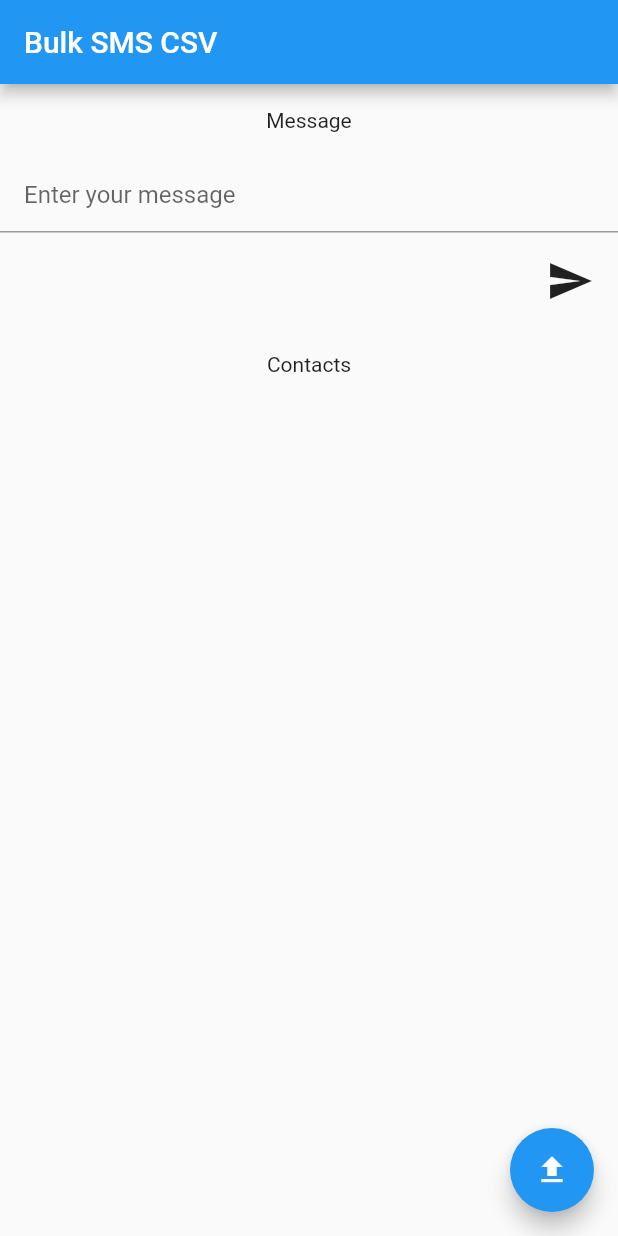
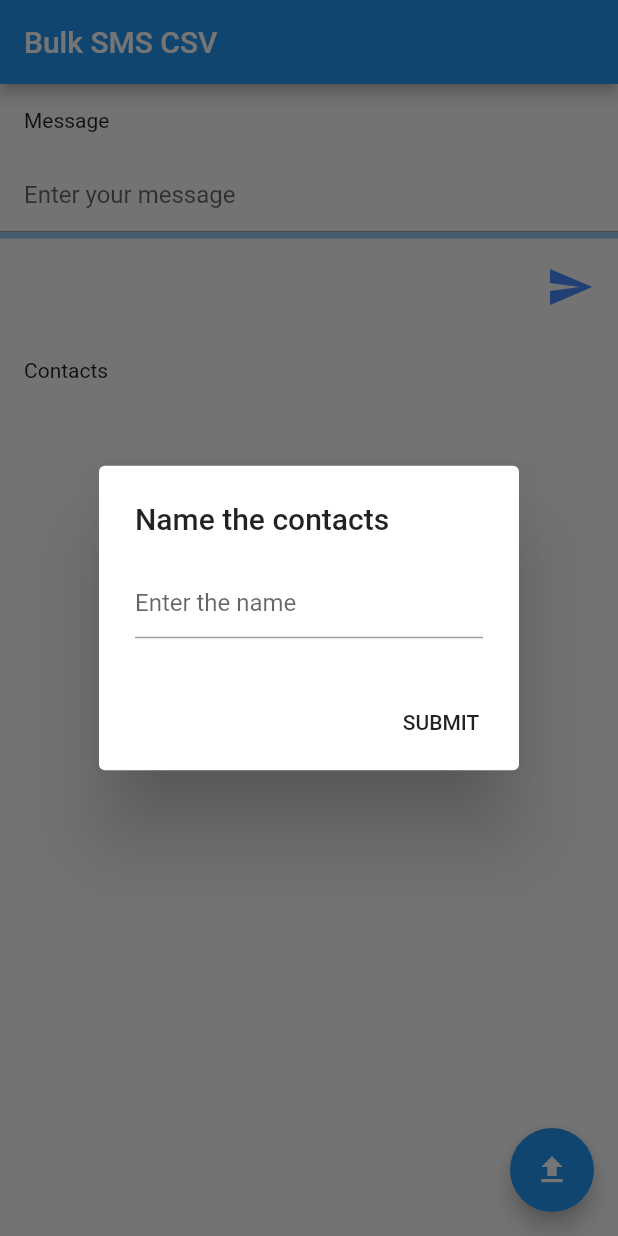
Before and after one commit to terry90/bulksms, a Flutter app: the screen it shows after launch, after a tap on the "file upload" icon, on a phone screen of 412 x 824 dp. Run offline on Flutter 3.47's test engine with Material 2 defaults, Android fonts, the phone set to English and light mode, and no system bars; our stand-ins replace file_picker, permission_handler, random_string.

Commit message:
Add group save, progress bar and UI improvements

```diff
--- a/lib/contacts.dart
+++ b/lib/contacts.dart
@@ -1,154 +1,76 @@
-import 'dart:io';
+import 'package:bulksms/models/contact.dart';
 import 'package:flutter/material.dart';
-import 'package:flutter/services.dart';
 
-class Contact {
-  String phone;
-  List<String> variables;
+class Contacts extends StatelessWidget {
+  const Contacts({Key key, this.contacts, this.updateContacts})
+      : super(key: key);
 
-  Contact(String phone, List<String> variables) {
-    this.phone = phone;
-    this.variables = variables;
-  }
-}
+  final List<ContactGroup> contacts;
+  final Function updateContacts;
 
-class BulkSms extends StatefulWidget {
-  BulkSms({Key key, this.file}) : super(key: key);
-
-  final File file;
-
-  @override
-  _BulkSmsState createState() => _BulkSmsState();
-}
-
-class _BulkSmsState extends State<BulkSms> {
-  List<Contact> _contacts;
-  String _message;
-
-  _BulkSmsState() {
-    this._contacts = List<Contact>();
+  deleteGroup(ContactGroup group, BuildContext context) {
+    group.destroy();
+    var index = this.contacts.indexOf(group);
+    this.contacts.removeAt(index);
+    this.updateContacts(this.contacts);
   }
 
-  readContacts() async {
-    var contacts = List<Contact>();
-
-    if (widget.file != null) {
-      for (var line in await widget.file.readAsLines()) {
-        var splitted = line.split(",");
-        if (splitted.length > 0) {
-          var phone = splitted[0];
-          splitted.removeRange(0, 1);
-          contacts.add(Contact(phone, splitted));
-        }
-      }
-      setState(() {
-        _contacts = contacts;
-      });
-    }
-  }
-
-  void _bulkSend() async {
-    for (var contact in _contacts) {
-      var msg = this._genMsg(this._message, contact.variables);
-      await _sendSms(contact.phone, msg);
-    }
-  }
-
-  String _genMsg(String template, List<String> vars) {
-    vars.asMap().forEach((index, value) =>
-        template = template.replaceAll('\$${index + 1}', value));
-    return template;
-  }
-
-  @override
-  void didUpdateWidget(BulkSms old) {
-    readContacts();
-    super.didUpdateWidget(old);
+  toggleGroup(ContactGroup group, bool value) {
+    this.contacts[this.contacts.indexOf(group)].active = value;
+    this.updateContacts(this.contacts);
   }
 
   @override
   Widget build(BuildContext context) {
-    return Column(
-      children: [
-        _padY(Text('Message')),
-        TextField(
-          keyboardType: TextInputType.multiline,
-          maxLines: null,
-          onChanged: (value) => this._message = value,
-          decoration: new InputDecoration(
-            hintText: "Enter your message",
-            contentPadding: const EdgeInsets.all(16),
-          ),
-        ),
-        Row(
-          children: <Widget>[
-            Container(
-              width: 64,
-              height: 64,
-              child: FittedBox(
-                child: IconButton(
-                  onPressed: _bulkSend,
-                  icon: Icon(Icons.send),
-                  tooltip: 'Send messages',
+    return Container(
+      child: ExpansionPanelList(
+        expansionCallback: (int index, bool isExpanded) {
+          this.contacts[index].expanded = !isExpanded;
+          this.updateContacts(this.contacts);
+        },
+        children: this
+            .contacts
+            .map(
+              (group) => ExpansionPanel(
+                headerBuilder: (BuildContext context, bool isExpanded) {
+                  return ListTile(
+                    title: Row(
+                      mainAxisAlignment: MainAxisAlignment.spaceBetween,
+                      children: [
+                        Row(
+                          children: [
+                            Checkbox(
+                              value: group.active,
+                              onChanged: (bool value) =>
+                                  toggleGroup(group, value),
+                            ),
+                            Text(group.name),
+                          ],
+                        ),
+                        IconButton(
+                          icon: Icon(
+                            Icons.delete,
+                            color: Colors.redAccent,
+                          ),
+                          onPressed: () => deleteGroup(group, context),
+                        )
+                      ],
+                    ),
+                  );
+                },
+                body: Column(
+                  children: group.contacts
+                      .map((contact) => ListTile(
+                            title: Text(contact.phone),
+                            subtitle: Text(contact.variables.join(", ")),
+                          ))
+                      .toList(),
                 ),
+                isExpanded: group.expanded,
               ),
-            ),
-          ],
-          mainAxisAlignment: MainAxisAlignment.end,
-          mainAxisSize: MainAxisSize.max,
-        ),
-        _padY(Text('Contacts')),
-        Expanded(
-          child: ListView(
-            scrollDirection: Axis.vertical,
-            padding: EdgeInsets.all(16.0),
-            children: this._contacts.map((e) => _item(e)).toList(),
-          ),
-        ),
-      ],
+            )
+            .toList(),
+      ),
     );
   }
-
-  static const platform = const MethodChannel('flutter.native/sms');
-
-  Future<void> _sendSms(String phone, String msg) async {
-    print("SendSMS");
-    try {
-      final String result = await platform.invokeMethod(
-        'send',
-        <String, String>{
-          'phone': phone,
-          'msg': msg,
-        },
-      );
-      print(result);
-    } on PlatformException catch (e) {
-      print(e.toString());
-    }
-  }
 }
-
-Container _item(Contact c) => Container(
-      child: Padding(
-        padding: EdgeInsets.all(16.0),
-        child: Row(
-          children: [_padRight(Text(c.phone))] +
-              c.variables.map((v) => _padRight(Text(v))).toList(),
-        ),
-      ),
-    );
-
-Padding _padY(Widget w) => Padding(
-      padding: const EdgeInsets.only(top: 16, bottom: 16),
-      child: w,
-    );
-
-Padding _padX(Widget w) => Padding(
-      padding: const EdgeInsets.only(left: 16, right: 16),
-      child: w,
-    );
-
-Padding _padRight(Widget w) => Padding(
-      padding: const EdgeInsets.only(right: 16),
-      child: w,
-    );
--- /dev/null
+++ b/lib/container.dart
@@ -0,0 +1,170 @@
+import 'dart:io';
+import 'package:bulksms/models/contact.dart';
+import 'package:bulksms/contacts.dart';
+import 'package:bulksms/utils/style.dart';
+import 'package:flutter/material.dart';
+import 'package:flutter/services.dart';
+import 'package:permission_handler/permission_handler.dart';
+
+class BulkSms extends StatefulWidget {
+  BulkSms({Key key}) : super(key: key);
+
+  @override
+  BulkSmsState createState() => BulkSmsState();
+}
+
+class BulkSmsState extends State<BulkSms> {
+  List<ContactGroup> _contacts;
+  double _progress;
+  String _message;
+
+  setGroups(List<ContactGroup> list) {
+    this._contacts = list;
+    (context as Element).markNeedsBuild();
+  }
+
+  BulkSmsState() {
+    this._progress = 0.0;
+    this._contacts = List<ContactGroup>();
+    loadAllGroups().then(setGroups);
+  }
+
+  addContacts(File file) {
+    askGroupName(context, (String groupName) {
+      this.setState(() {
+        this._contacts.add(ContactGroup.fromCSV(groupName, file));
+      });
+    });
+  }
+
+  Future<bool> checkPermissions() async {
+    if (!(await Permission.sms.isGranted)) {
+      await Permission.sms.request();
+    }
+    return Permission.sms.isGranted;
+  }
+
+  void _bulkSend() async {
+    final smsToSend = _contacts
+        .where((e) => e.active)
+        .fold(0.0, (v, group) => group.contacts.length + v);
+    var current = 0;
+    setState(() {
+      _progress = 0.0;
+    });
+    if (!(await checkPermissions())) {
+      final snackBar = SnackBar(
+          content: Text('Unable to send the messages without permission'));
+      Scaffold.of(this.context).showSnackBar(snackBar);
+      return;
+    }
+    for (var group in _contacts) {
+      if (group.active)
+        for (var contact in group.contacts) {
+          current += 1;
+          var msg = this._genMsg(this._message, contact.variables);
+          await _sendSms(contact.phone, msg);
+          setState(() {
+            _progress = current / smsToSend;
+          });
+          await Future.delayed(Duration(seconds: 1));
+        }
+    }
+  }
+
+  updateContacts(List<ContactGroup> contacts) {
+    setState(() {
+      this._contacts = contacts;
+    });
+  }
+
+  String _genMsg(String template, List<String> vars) {
+    vars.asMap().forEach((index, value) =>
+        template = template.replaceAll('\$${index + 1}', value));
+    return template;
+  }
+
+  askGroupName(context, Function cb) {
+    TextEditingController _textFieldController = TextEditingController();
+
+    showDialog(
+        context: context,
+        builder: (context) {
+          return AlertDialog(
+            title: Text('Name the contacts'),
+            content: TextField(
+              controller: _textFieldController,
+              decoration: InputDecoration(hintText: "Enter the name"),
+            ),
+            actions: <Widget>[
+              new FlatButton(
+                child: new Text('SUBMIT'),
+                onPressed: () {
+                  Navigator.of(context).pop();
+                  cb(_textFieldController.value.text);
+                },
+              )
+            ],
+          );
+        });
+  }
+
+  @override
+  Widget build(BuildContext context) {
+    return ListView(
+      children: [
+        pad(Text('Message')),
+        TextField(
+          keyboardType: TextInputType.multiline,
+          maxLines: null,
+          onChanged: (value) => this._message = value,
+          decoration: new InputDecoration(
+            hintText: "Enter your message",
+            contentPadding: const EdgeInsets.all(16),
+          ),
+        ),
+        LinearProgressIndicator(
+          value: _progress,
+        ),
+        Row(
+          children: <Widget>[
+            Container(
+              width: 64,
+              height: 64,
+              child: FittedBox(
+                child: IconButton(
+                  onPressed: _bulkSend,
+                  icon: Icon(Icons.send, color: Colors.blueAccent),
+                  tooltip: 'Send messages',
+                ),
+              ),
+            ),
+          ],
+          mainAxisAlignment: MainAxisAlignment.end,
+          mainAxisSize: MainAxisSize.max,
+        ),
+        pad(Text('Contacts')),
+        new Contacts(
+            contacts: this._contacts, updateContacts: this.updateContacts),
+      ],
+    );
+  }
+
+  static const platform = const MethodChannel('flutter.native/sms');
+
+  Future<void> _sendSms(String phone, String msg) async {
+    print("SendSMS");
+    try {
+      final String result = await platform.invokeMethod(
+        'send',
+        <String, String>{
+          'phone': phone,
+          'msg': msg,
+        },
+      );
+      print(result);
+    } on PlatformException catch (e) {
+      print(e.toString());
+    }
+  }
+}
--- a/lib/main.dart
+++ b/lib/main.dart
@@ -1,12 +1,23 @@
 import 'dart:io';
 
-import 'package:bulksms/contacts.dart';
+import 'package:bulksms/container.dart';
 import 'package:file_picker/file_picker.dart';
 import 'package:flutter/material.dart';
+import 'package:path_provider/path_provider.dart';
+
+void init() async {
+  final directory = await getApplicationDocumentsDirectory();
+  final path = directory.path;
+  Directory("$path/csvGroups").create();
+}
 
 void main() {
   runApp(MyApp());
+  init();
 }
+
+final GlobalKey<ScaffoldState> scaffoldKey = new GlobalKey<ScaffoldState>();
+final GlobalKey<BulkSmsState> containerKey = GlobalKey();
 
 class MyApp extends StatelessWidget {
   // This widget is the root of your application.
@@ -36,7 +47,7 @@ class MyApp extends StatelessWidget {
 }
 
 class HomePage extends StatefulWidget {
-  HomePage({Key key, this.title}) : super(key: key);
+  HomePage({Key key, this.title, this.fileCb}) : super(key: key);
 
   // This widget is the home page of your application. It is stateful, meaning
   // that it has a State object (defined below) that contains fields that affect
@@ -48,34 +59,33 @@ class HomePage extends StatefulWidget {
   // always marked "final".
 
   final String title;
+  final Function(File) fileCb;
 
   @override
   _HomePageState createState() => _HomePageState();
 }
 
 class _HomePageState extends State<HomePage> {
-  File _csv;
-
   void readFile() async {
     File file = await FilePicker.getFile(
-        type: FileType.custom, allowedExtensions: ['*']);
-    setState(() {
-      _csv = file;
-    });
+        type: FileType.custom, allowedExtensions: ['csv']);
+
+    containerKey.currentState.addContacts(file);
   }
 
   @override
   Widget build(BuildContext context) {
     return Scaffold(
+      key: scaffoldKey,
       appBar: AppBar(
         title: Text(widget.title),
       ),
       body: Center(
-        child: BulkSms(file: _csv),
+        child: BulkSms(key: containerKey),
       ),
       floatingActionButton: FloatingActionButton(
         onPressed: readFile,
-        tooltip: 'Lire un CSV',
+        tooltip: 'Read CSV File',
         child: Icon(Icons.file_upload),
       ),
     );
--- /dev/null
+++ b/lib/models/contact.dart
@@ -0,0 +1,135 @@
+import 'dart:io';
+
+import 'package:bulksms/main.dart';
+import 'package:flutter/material.dart';
+import 'package:path/path.dart';
+import 'package:path_provider/path_provider.dart';
+import 'package:random_string/random_string.dart';
+
+String genFileName() {
+  return randomAlphaNumeric(10);
+}
+
+class Contact {
+  String phone;
+  List<String> variables;
+
+  Contact(String phone, List<String> variables) {
+    this.phone = phone;
+    this.variables = variables;
+  }
+
+  Contact.fromLine(String line) {
+    var splitted = line.split(",");
+    var phone = splitted[0];
+
+    if (phone.length < 6)
+      throw Exception("Bad contact, phone number < 6 characters");
+
+    splitted.removeRange(0, 1);
+    this.phone = phone;
+    this.variables = splitted;
+  }
+}
+
+class ContactGroup {
+  String name;
+  String fileName;
+  bool active;
+  bool expanded;
+  List<Contact> contacts;
+
+  ContactGroup(String name, String fileName, List<Contact> contacts) {
+    this.fileName = fileName;
+    this.name = name;
+    this.contacts = contacts;
+    this.active = false;
+    this.expanded = false;
+  }
+
+  ContactGroup.fromCSV(String name, File file) {
+    this.name = name;
+    this.fileName = genFileName();
+    this.active = true;
+    this.expanded = false;
+    this.contacts = List<Contact>();
+    readContacts(file);
+  }
+
+  destroy() async {
+    final directory = await getApplicationDocumentsDirectory();
+    final path = directory.path;
+    final fileName = this.fileName;
+
+    final file = File('$path/csvGroups/$fileName.csv');
+    file.delete();
+  }
+
+  readContacts(file) async {
+    var contacts = List<Contact>();
+
+    if (file != null) {
+      for (var line in await file.readAsLines()) {
+        if (line == "") break;
+
+        try {
+          contacts.add(Contact.fromLine(line));
+        } catch (e) {
+          final snackBar =
+              SnackBar(content: Text('Bad CSV ! Try again with another file'));
+          scaffoldKey.currentState.showSnackBar(snackBar);
+        }
+
+        this.contacts = contacts;
+        this.persist();
+      }
+    }
+  }
+
+  persist() async {
+    final directory = await getApplicationDocumentsDirectory();
+    final path = directory.path;
+    final fileName = this.fileName;
+
+    final file = File('$path/csvGroups/$fileName.csv');
+    final content =
+        contacts.map((e) => '${e.phone},${e.variables.join(",")}').join("\n");
+    file.writeAsString('$name\n$content');
+  }
+}
+
+Future<List<ContactGroup>> loadAllGroups() async {
+  final List<ContactGroup> list = List<ContactGroup>();
+  final directory = await getApplicationDocumentsDirectory();
+  final path = directory.path;
+  final files = Directory("$path/csvGroups").listSync();
+  for (var file in files) {
+    if (file.statSync().type == FileSystemEntityType.file) {
+      list.add(await loadFromFile(file.path));
+    }
+  }
+  return list;
+}
+
+Future<ContactGroup> loadFromFile(String path) async {
+  final file = File(path);
+
+  var contacts = List<Contact>();
+  var lines = await file.readAsLines();
+  final name = lines[0];
+  lines.removeRange(0, 1);
+
+  for (var line in lines) {
+    if (line == "") break;
+
+    try {
+      contacts.add(Contact.fromLine(line));
+    } catch (e) {
+      final snackBar =
+          SnackBar(content: Text('Bad CSV ! Try again with another file'));
+      scaffoldKey.currentState.showSnackBar(snackBar);
+    }
+  }
+
+  return ContactGroup(name, basename(file.path).split(".csv")[0], contacts);
+}
--- /dev/null
+++ b/lib/utils/style.dart
@@ -0,0 +1,21 @@
+import 'package:flutter/material.dart';
+
+Padding padY(Widget w) => Padding(
+      padding: const EdgeInsets.only(top: 16, bottom: 16),
+      child: w,
+    );
+
+Padding pad(Widget w) => Padding(
+      padding: const EdgeInsets.all(16),
+      child: w,
+    );
+
+Padding padX(Widget w) => Padding(
+      padding: const EdgeInsets.only(left: 16, right: 16),
+      child: w,
+    );
+
+Padding padRight(Widget w) => Padding(
+      padding: const EdgeInsets.only(right: 16),
+      child: w,
+    );
--- a/pubspec.yaml
+++ b/pubspec.yaml
@@ -15,7 +15,7 @@ publish_to: "none" # Remove this line if you wish to publish to pub.dev
 # In iOS, build-name is used as CFBundleShortVersionString while build-number used as CFBundleVersion.
 # Read more about iOS versioning at
 # https://developer.apple.com/library/archive/documentation/General/Reference/InfoPlistKeyReference/Articles/CoreFoundationKeys.html
-version: 1.0.1+1
+version: 1.0.1+2
 
 environment:
   sdk: ">=2.7.0 <3.0.0"
@@ -24,6 +24,10 @@ dependencies:
   flutter:
     sdk: flutter
   file_picker: ^1.13.3
+  permission_handler: ^5.0.1+1
+  path_provider: ^1.6.14
+  path: ^1.7.0
+  random_string: ^2.1.0
 
   # The following adds the Cupertino Icons font to your application.
   # Use with the CupertinoIcons class for iOS style icons.
```
Also changed, not shown: pubspec.lock, 3 other files.
